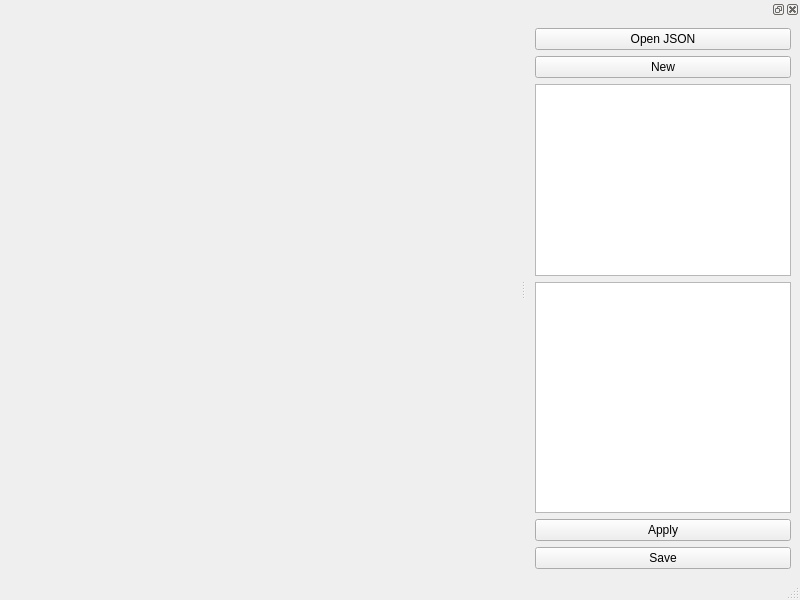
First picture: the form in src/mainwindow.ui, repository vstebe/particles, before the edit.
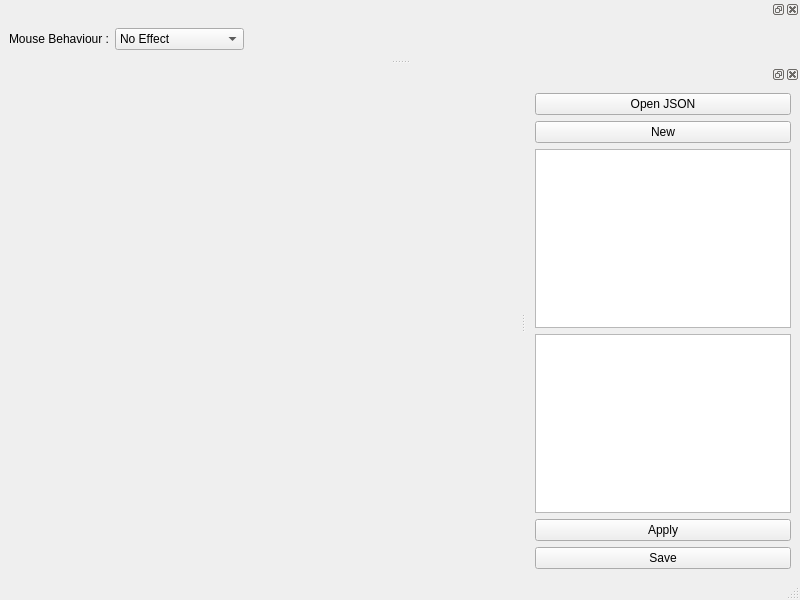
Second picture: the form after the edit.

```diff
--- a/src/mainwindow.ui
+++ b/src/mainwindow.ui
@@ -14,7 +14,7 @@
    <string>MainWindow</string>
   </property>
   <widget class="QWidget" name="centralwidget">
-   <layout class="QVBoxLayout" name="verticalLayout_2">
+   <layout class="QHBoxLayout" name="horizontalLayout_2">
     <item>
      <widget class="QWidget" name="leftSide" native="true">
       <property name="sizePolicy">
@@ -89,6 +89,54 @@
     </layout>
    </widget>
   </widget>
+  <widget class="QDockWidget" name="dockWidget_2">
+   <attribute name="dockWidgetArea">
+    <number>4</number>
+   </attribute>
+   <widget class="QWidget" name="dockWidgetContents_2">
+    <layout class="QHBoxLayout" name="horizontalLayout">
+     <item>
+      <widget class="QLabel" name="label">
+       <property name="text">
+        <string>Mouse Behaviour :</string>
+       </property>
+      </widget>
+     </item>
+     <item>
+      <widget class="QComboBox" name="comboMouseBehaviour">
+       <item>
+        <property name="text">
+         <string>No Effect</string>
+        </property>
+       </item>
+       <item>
+        <property name="text">
+         <string>Move Emetter</string>
+        </property>
+       </item>
+       <item>
+        <property name="text">
+         <string>Move Attract Point</string>
+        </property>
+       </item>
+      </widget>
+     </item>
+     <item>
+      <spacer name="horizontalSpacer">
+       <property name="orientation">
+        <enum>Qt::Horizontal</enum>
+       </property>
+       <property name="sizeHint" stdset="0">
+        <size>
+         <width>40</width>
+         <height>20</height>
+        </size>
+       </property>
+      </spacer>
+     </item>
+    </layout>
+   </widget>
+  </widget>
  </widget>
  <resources/>
  <connections/>
```
